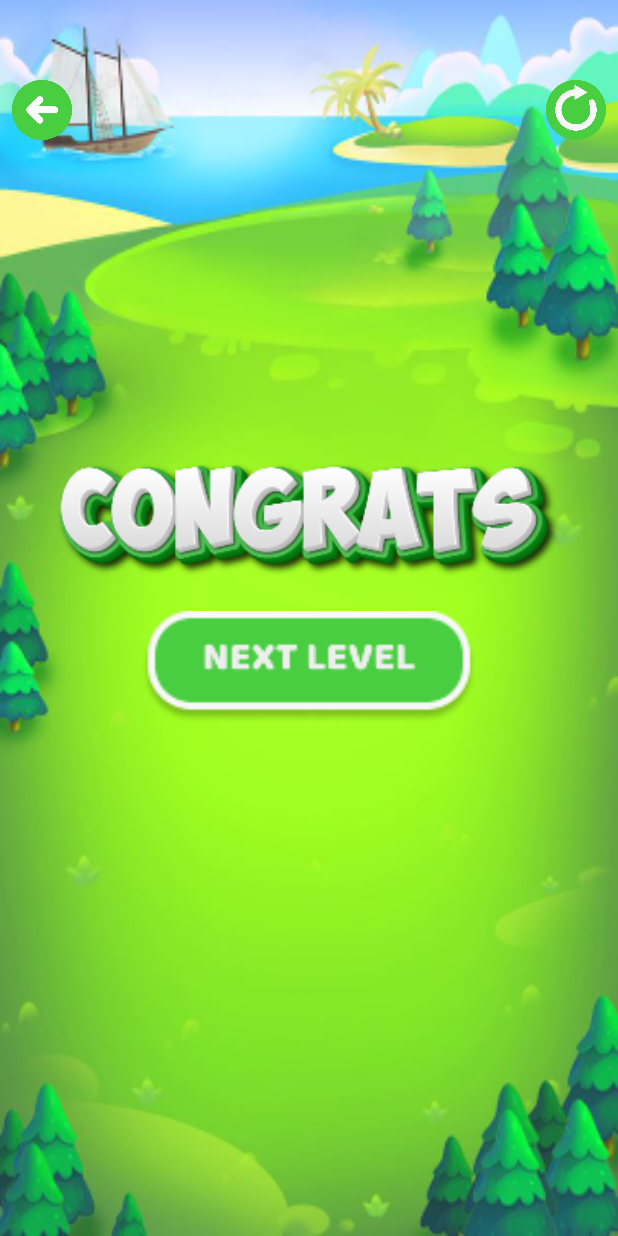
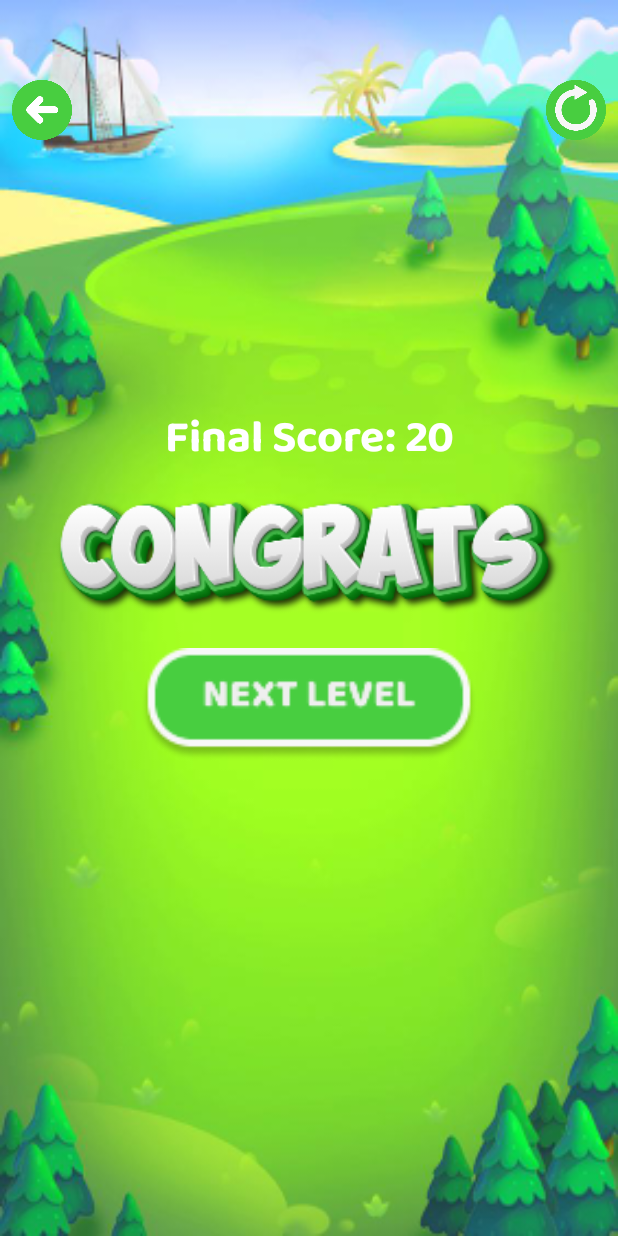
Before and after one commit to Jookie262/animal-match-up, an Android app: the layout fragment_congrats_screen.xml on its own in the app's theme, with its tools: preview values and no code run, on a phone screen of 412 x 824 dp. Run offline under Robolectric (Android 15) with nearby library versions, the phone set to English and light mode, and no system bars.

Commit message:
Finish round two fragment and create congrats screen

```diff
--- a/app/src/main/java/com/example/animalmatchup/play/RoundOne.java
+++ b/app/src/main/java/com/example/animalmatchup/play/RoundOne.java
@@ -44,7 +44,7 @@ public class RoundOne extends Fragment {
         backBtn = view.findViewById(R.id.back_btn);
         recyclerView.setLayoutManager(new GridLayoutManager(getContext(), 3));
         PopulateCard populateCard = new PopulateCard();
-        CardRecyclerViewAdapter cardRecyclerViewAdapter = new CardRecyclerViewAdapter(populateCard.populateCard(), getContext(), gameModel, gameScore, populateCard.getTotalAnimals(), getFragmentManager());
+        CardRecyclerViewAdapter cardRecyclerViewAdapter = new CardRecyclerViewAdapter(populateCard.populateCard(), getContext(), gameModel, gameScore, populateCard.getTotalAnimals(), getFragmentManager(), "Round 1");
         recyclerView.setAdapter(cardRecyclerViewAdapter);
 
         backBtn.setOnClickListener(new View.OnClickListener() {
--- a/app/src/main/res/layout/fragment_congrats_screen.xml
+++ b/app/src/main/res/layout/fragment_congrats_screen.xml
@@ -51,6 +51,16 @@
             android:orientation="vertical"
             android:layout_marginTop="-150dp">
 
+            <TextView
+                android:id="@+id/final_score"
+                android:layout_width="match_parent"
+                android:layout_height="wrap_content"
+                android:text="Final Score: 20"
+                android:gravity="center"
+                android:textColor="@color/white"
+                android:textSize="30dp"
+                android:fontFamily="@font/baloo2_bold"/>
+
             <ImageView
                 android:layout_width="match_parent"
                 android:layout_height="110dp"
```
Also changed, not shown: app/src/main/java/com/example/animalmatchup/adapter/CardRecyclerViewAdapter.java (+9 -2 lines), app/src/main/java/com/example/animalmatchup/play/CongratsScreen.java (+34 -6 lines), app/src/main/java/com/example/animalmatchup/play/RoundTwo.java (+39 -0 lines), app/src/main/res/layout/fragment_round_two.xml (+8 -7 lines).
